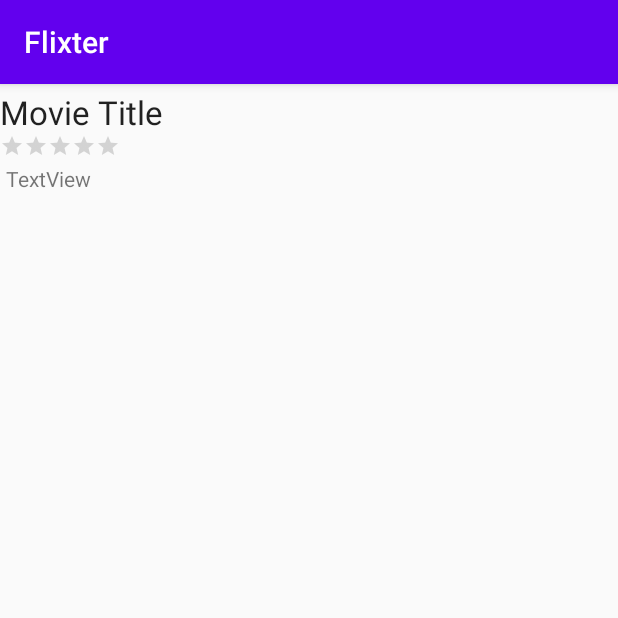
After one commit to erinwu25/Flixter, an Android app: the ViewDetails screen opened directly, with no data from a screen before it, on a phone screen of 412 x 824 dp, the top half of it. The commit adds this screen. Run offline under Robolectric (Android 15) with nearby library versions, the phone set to English and light mode, and no system bars; libraries missing offline, so code that uses them is left out: org.parceler; 5 statements that could not run were skipped.

Commit message:
finished minimum viable product :)

```diff
--- a/app/build.gradle
+++ b/app/build.gradle
@@ -37,4 +37,8 @@ dependencies {
     // Glide v4 uses this new annotation processor -- see https://bumptech.github.io/glide/doc/generatedapi.html
     annotationProcessor 'com.github.bumptech.glide:compiler:4.11.0'
 
+    // parceler
+    implementation 'org.parceler:parceler-api:1.1.12'
+    annotationProcessor 'org.parceler:parceler:1.1.12'
+
 }
--- a/app/src/main/AndroidManifest.xml
+++ b/app/src/main/AndroidManifest.xml
@@ -1,6 +1,7 @@
 <?xml version="1.0" encoding="utf-8"?>
 <manifest xmlns:android="http://schemas.android.com/apk/res/android"
     package="com.example.flixter">
+
     <uses-permission android:name="android.permission.INTERNET" />
 
     <application
@@ -10,6 +11,7 @@
         android:roundIcon="@mipmap/ic_launcher_round"
         android:supportsRtl="true"
         android:theme="@style/AppTheme">
+        <activity android:name=".ViewDetails"></activity>
         <activity android:name=".MainActivity">
             <intent-filter>
                 <action android:name="android.intent.action.MAIN" />
--- /dev/null
+++ b/app/src/main/java/com/example/flixter/ViewDetails.java
@@ -0,0 +1,49 @@
+package com.example.flixter;
+
+import androidx.appcompat.app.AppCompatActivity;
+
+import android.os.Bundle;
+import android.util.Log;
+import android.widget.RatingBar;
+import android.widget.TextView;
+
+import com.example.flixter.model.Movie;
+
+import org.parceler.Parcels;
+
+public class ViewDetails extends AppCompatActivity {
+
+    // movie to display
+    Movie movie;
+    TextView tvTitle;
+    TextView tvOverview;
+    RatingBar rbVoteAverage;
+
+
+    @Override
+    protected void onCreate(Bundle savedInstanceState) {
+        super.onCreate(savedInstanceState);
+        setContentView(R.layout.activity_view_details);
+
+        // resolve the view objects
+        tvTitle = findViewById(R.id.tvTitle);
+        tvOverview = findViewById(R.id.tvOverview);
+        rbVoteAverage = findViewById(R.id.rbVoteAverage);
+
+        // unwrap the movie passed in by intent, using its simple name (Parcels) as a key
+        movie = (Movie) Parcels.unwrap(getIntent().getParcelableExtra(Movie.class.getSimpleName()));
+        // log statement for sanity check
+        Log.d("ViewDetails", String.format("Showing details for '%s'", movie.getTitle()));
+
+        // set movie details
+        tvTitle.setText(movie.getTitle());
+        tvOverview.setText(movie.getOverview());
+        // set rating
+        float voteAverage = movie.getVoteAverage().floatValue();
+        if(voteAverage > 0){
+            voteAverage = voteAverage/ 2.0f;
+        }
+        rbVoteAverage.setRating(voteAverage);
+
+    }
+}
--- /dev/null
+++ b/app/src/main/res/layout/activity_view_details.xml
@@ -0,0 +1,51 @@
+<?xml version="1.0" encoding="utf-8"?>
+<androidx.constraintlayout.widget.ConstraintLayout xmlns:android="http://schemas.android.com/apk/res/android"
+    xmlns:app="http://schemas.android.com/apk/res-auto"
+    xmlns:tools="http://schemas.android.com/tools"
+    android:layout_width="match_parent"
+    android:layout_height="match_parent"
+    tools:context=".ViewDetails">
+
+    <TextView
+        android:id="@+id/tvTitle"
+        android:layout_width="wrap_content"
+        android:layout_height="wrap_content"
+        android:layout_alignParentStart="true"
+        android:layout_alignParentLeft="true"
+        android:layout_alignParentTop="true"
+        android:layout_alignParentEnd="true"
+        android:layout_alignParentRight="true"
+        android:layout_marginTop="4dp"
+        android:text="Movie Title"
+        android:textAppearance="@android:style/TextAppearance.Large"
+        app:layout_constraintEnd_toEndOf="parent"
+        app:layout_constraintHorizontal_bias="0.0"
+        app:layout_constraintStart_toStartOf="parent"
+        app:layout_constraintTop_toTopOf="parent" />
+
+    <RatingBar
+        android:id="@+id/rbVoteAverage"
+        style="@style/Widget.AppCompat.RatingBar.Small"
+        android:layout_width="wrap_content"
+        android:layout_height="wrap_content"
+        android:layout_alignParentLeft="true"
+        android:layout_alignParentStart="true"
+        android:numStars="5"
+        android:stepSize="0.5"
+        app:layout_constraintStart_toStartOf="parent"
+        app:layout_constraintTop_toBottomOf="@+id/tvTitle" />
+
+    <TextView
+        android:id="@+id/tvOverview"
+        android:layout_width="wrap_content"
+        android:layout_height="wrap_content"
+        android:layout_alignParentStart="true"
+        android:layout_alignParentLeft="true"
+        android:layout_alignParentEnd="true"
+        android:layout_alignParentRight="true"
+        android:layout_marginStart="4dp"
+        android:layout_marginTop="4dp"
+        android:text="TextView"
+        app:layout_constraintStart_toStartOf="parent"
+        app:layout_constraintTop_toBottomOf="@+id/rbVoteAverage" />
+</androidx.constraintlayout.widget.ConstraintLayout>
```
Also changed, not shown: app/src/main/java/com/example/flixter/adapters/MovieAdapter.java (+34 -2 lines), app/src/main/java/com/example/flixter/model/Movie.java (+11 -0 lines), app/src/main/res/drawable/flicks_backdrop_placeholder.gif (added), app/src/main/res/drawable/flicks_movie_placeholder.gif (added).
